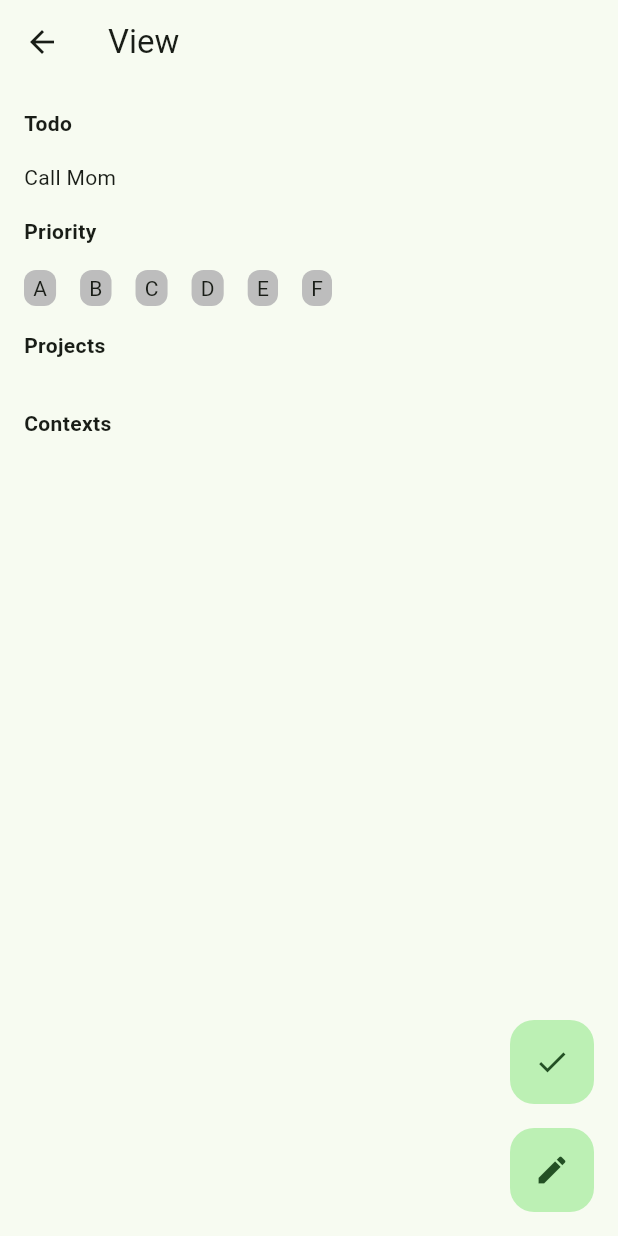
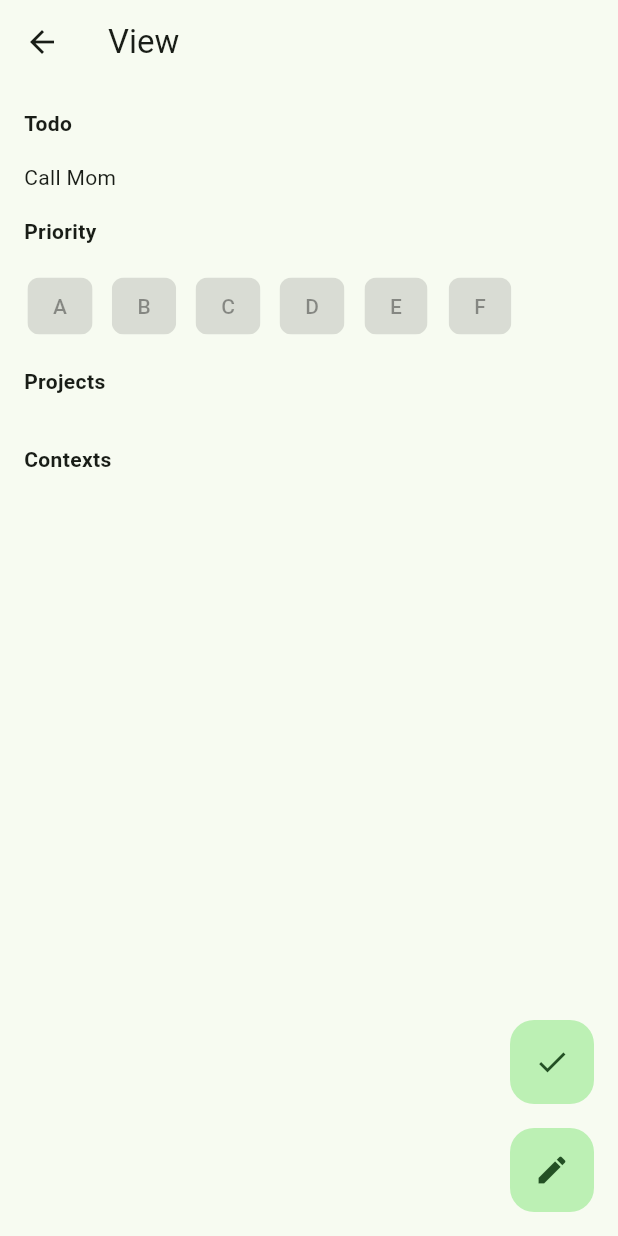
Before and after one commit to tmaegel/ntodotxt, a Flutter app: the screen it shows after launch, after a tap on "Login", after a tap on "Call Mom", on a phone screen of 412 x 824 dp. Run offline on Flutter 3.47's test engine with Material 2 defaults, Android fonts, the phone set to English and light mode, and no system bars; our stand-ins replace equatable, flutter_bloc, go_router, rxdart.

Commit message:
Modularize some basic widgets

```diff
--- a/lib/common_widgets/chip.dart
+++ b/lib/common_widgets/chip.dart
@@ -1,59 +1,62 @@
 import 'package:flutter/material.dart';
 
-class BasicChip extends StatelessWidget {
+class ChipEntity {
   final String label;
-  final bool status;
+  final bool selected;
+  final void Function(bool)? onSelected;
 
-  const BasicChip({required this.label, this.status = false, super.key});
+  const ChipEntity({
+    required this.label,
+    this.selected = false,
+    this.onSelected,
+  });
+}
+
+class GenericChip extends StatelessWidget {
+  final ChipEntity child;
+
+  const GenericChip({
+    required this.child,
+    super.key,
+  });
 
   @override
   Widget build(BuildContext context) {
-    return Padding(
-      padding: const EdgeInsets.only(right: 8.0),
-      child: Container(
-        padding: const EdgeInsets.symmetric(vertical: 2.0, horizontal: 6.0),
-        decoration: BoxDecoration(
-          borderRadius: const BorderRadius.all(Radius.circular(8)),
-          color: status ? Colors.lime : Colors.grey.shade400,
-        ),
-        child: Text(label),
+    return ChoiceChip(
+      label: Text(child.label),
+      selected: child.selected,
+      backgroundColor: Colors.black12,
+      disabledColor: Colors.black12,
+      selectedColor: Colors.lightBlue[100],
+      side: const BorderSide(
+        style: BorderStyle.none,
+        color: Color(0xfff1f1f1),
       ),
+      // @todo: Set colore for all states.
+      labelStyle: const TextStyle(color: Colors.black),
+      onSelected: child.onSelected != null
+          ? (bool selected) => child.onSelected!(selected)
+          : null,
     );
   }
 }
 
-class ActionChoiceChip extends StatefulWidget {
-  final String label;
+class GenericChipGroup extends StatelessWidget {
+  final List<ChipEntity> chips;
 
-  const ActionChoiceChip({required this.label, super.key});
-
-  @override
-  State<ActionChoiceChip> createState() => _ActionChoiceChipState();
-}
-
-class _ActionChoiceChipState extends State<ActionChoiceChip> {
-  bool status = false;
+  const GenericChipGroup({
+    required this.chips,
+    super.key,
+  });
 
   @override
   Widget build(BuildContext context) {
-    return ChoiceChip(
-      label: Text(widget.label),
-      selected: status,
-      backgroundColor: const Color(0xfff1f1f1),
-      shape: RoundedRectangleBorder(
-        borderRadius: BorderRadius.circular(8),
-      ),
-      side: const BorderSide(
-        style: BorderStyle.none,
-        color: Color(0xfff1f1f1),
-      ),
-      onSelected: (bool selected) {
-        setState(
-          () {
-            status = selected;
-          },
-        );
-      },
+    return Wrap(
+      spacing: 8.0, // gap between adjacent chips
+      runSpacing: 4.0, // gap between lines
+      children: <Widget>[
+        for (var chip in chips) GenericChip(child: chip),
+      ],
     );
   }
 }
--- /dev/null
+++ b/lib/common_widgets/header.dart
@@ -0,0 +1,21 @@
+import 'package:flutter/material.dart';
+
+class Subheader extends StatelessWidget {
+  final String title;
+
+  const Subheader({
+    required this.title,
+    super.key,
+  });
+
+  @override
+  Widget build(BuildContext context) {
+    return Padding(
+      padding: const EdgeInsets.symmetric(vertical: 16.0),
+      child: Text(
+        title,
+        style: const TextStyle(fontWeight: FontWeight.bold),
+      ),
+    );
+  }
+}
--- a/lib/presentation/todo/pages/todo_list_page.dart
+++ b/lib/presentation/todo/pages/todo_list_page.dart
@@ -95,9 +95,9 @@ class TodoTile extends StatelessWidget {
         mainAxisAlignment: MainAxisAlignment.start,
         children: [
           for (var project in todo.projects)
-            BasicChip(label: project, status: true),
+            GenericChip(child: ChipEntity(label: project, selected: true)),
           for (var context in todo.contexts)
-            BasicChip(label: context, status: true),
+            GenericChip(child: ChipEntity(label: context, selected: true)),
         ],
       ),
       leading: _buildPriority(todo.priority),
--- a/lib/presentation/todo/pages/todo_view_page.dart
+++ b/lib/presentation/todo/pages/todo_view_page.dart
@@ -4,6 +4,7 @@ import 'package:go_router/go_router.dart';
 import 'package:ntodotxt/common_widgets/app_bar.dart';
 import 'package:ntodotxt/common_widgets/chip.dart';
 import 'package:ntodotxt/common_widgets/fab.dart';
+import 'package:ntodotxt/common_widgets/header.dart';
 import 'package:ntodotxt/constants/screen.dart';
 import 'package:ntodotxt/domain/todo/todo_list_repository.dart';
 import 'package:ntodotxt/presentation/todo/states/todo.dart';
@@ -60,14 +61,29 @@ class TodoViewView extends StatelessWidget {
             child: Column(
               crossAxisAlignment: CrossAxisAlignment.start,
               children: [
-                _buildHeading("Todo"),
+                const Subheader(title: "Todo"),
                 Text(state.todo.description),
-                _buildHeading("Priority"),
-                _buildPriority(context, state),
-                _buildHeading("Projects"),
-                _buildProjects(context, state),
-                _buildHeading("Contexts"),
-                _buildContexts(context, state),
+                const Subheader(title: "Priority"),
+                GenericChipGroup(
+                  chips: [
+                    for (var p in todoListRepository.getAllPriorities())
+                      ChipEntity(label: p, selected: state.todo.priority == p),
+                  ],
+                ),
+                const Subheader(title: "Projects"),
+                GenericChipGroup(
+                  chips: [
+                    for (var p in state.todo.projects)
+                      ChipEntity(label: p, selected: true),
+                  ],
+                ),
+                const Subheader(title: "Contexts"),
+                GenericChipGroup(
+                  chips: [
+                    for (var c in state.todo.contexts)
+                      ChipEntity(label: c, selected: true),
+                  ],
+                ),
               ],
             ),
           ),
@@ -76,47 +92,6 @@ class TodoViewView extends StatelessWidget {
               : null,
         );
       },
-    );
-  }
-
-  Widget _buildHeading(String value) {
-    return Padding(
-      padding: const EdgeInsets.symmetric(vertical: 16.0),
-      child: Text(
-        value,
-        style: const TextStyle(fontWeight: FontWeight.bold),
-      ),
-    );
-  }
-
-  Widget _buildPriority(BuildContext context, TodoState state) {
-    return Wrap(
-      spacing: 8.0, // gap between adjacent chips
-      runSpacing: 4.0, // gap between lines
-      children: <Widget>[
-        for (var p in todoListRepository.getAllPriorities())
-          BasicChip(label: p, status: state.todo.priority == p),
-      ],
-    );
-  }
-
-  Widget _buildProjects(BuildContext context, TodoState state) {
-    return Wrap(
-      spacing: 8.0, // gap between adjacent chips
-      runSpacing: 4.0, // gap between lines
-      children: <Widget>[
-        for (var p in state.todo.projects) BasicChip(label: p, status: true),
-      ],
-    );
-  }
-
-  Widget _buildContexts(BuildContext context, TodoState state) {
-    return Wrap(
-      spacing: 8.0, // gap between adjacent chips
-      runSpacing: 4.0, // gap between lines
-      children: <Widget>[
-        for (var c in state.todo.contexts) BasicChip(label: c, status: true),
-      ],
     );
   }
 
```
Also changed, not shown: lib/presentation/todo/pages/todo_create_page.dart (+23 -50 lines), lib/presentation/todo/pages/todo_edit_page.dart (+25 -50 lines).
